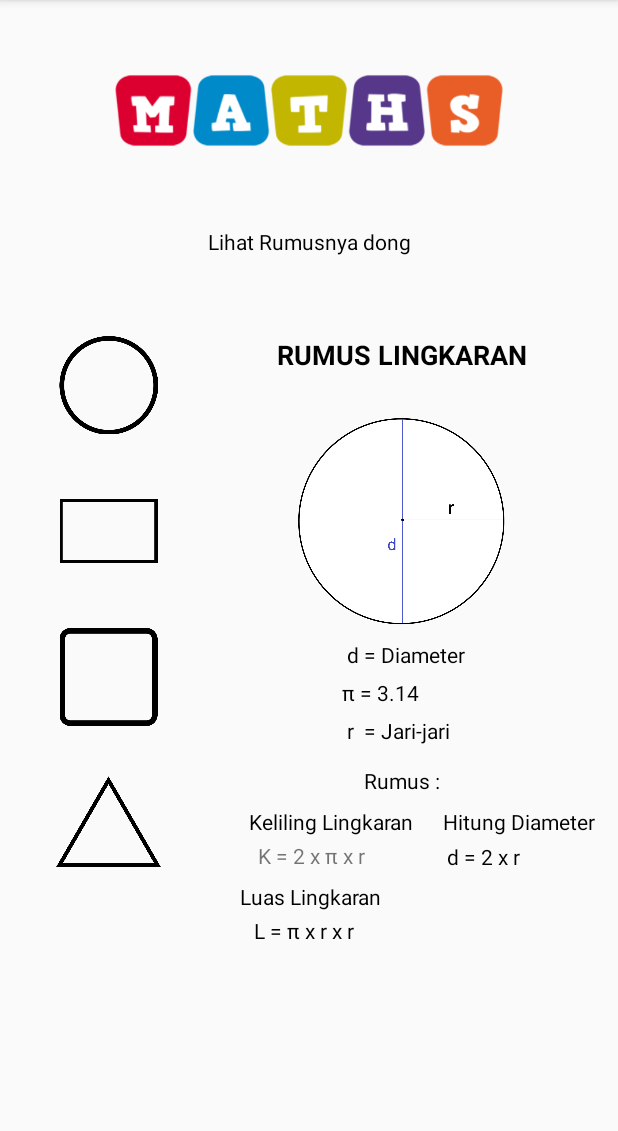
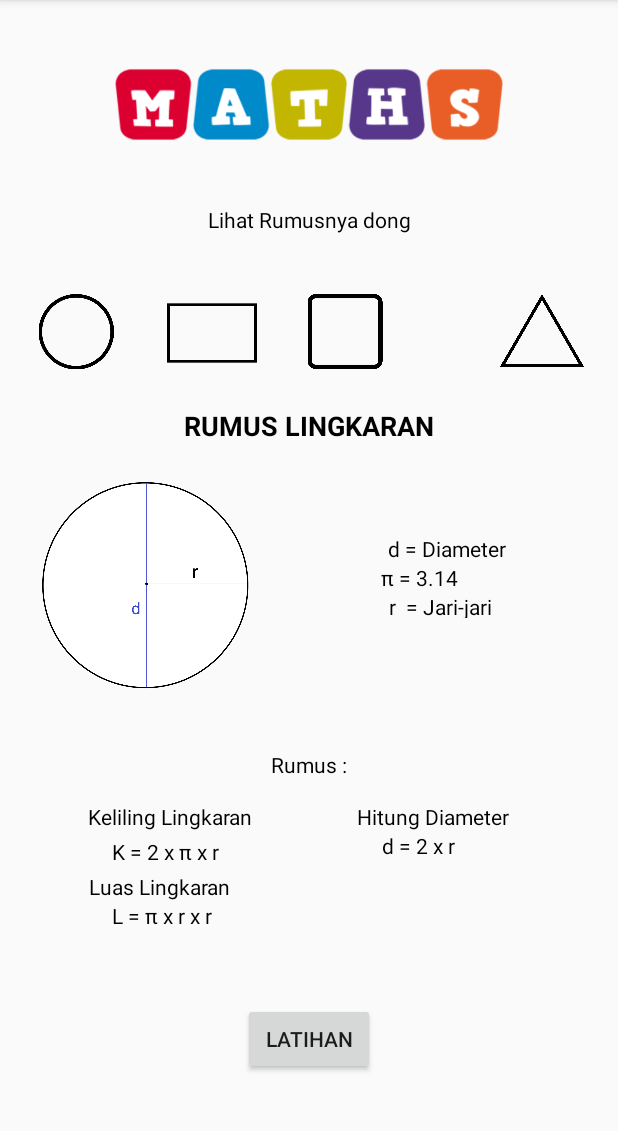
Before and after one commit to Alfarizqi88/Project_UTS, an Android app: the fragment LingkaranFragment placed in its activity, on a phone screen of 412 x 824 dp, the part 84-1215 px from its top. Run offline under Robolectric (Android 15) with nearby library versions, the phone set to English and light mode, and no system bars.

Commit message:
Merubah tampilan fragment dan intent dari fragment ke activity

```diff
--- a/app/src/main/AndroidManifest.xml
+++ b/app/src/main/AndroidManifest.xml
@@ -9,7 +9,10 @@
         android:roundIcon="@mipmap/ic_launcher_round"
         android:supportsRtl="true"
         android:theme="@style/AppTheme">
-        <activity android:name=".activities.NextActivity"></activity>
+        <activity android:name=".activities.SegitigaActivity"></activity>
+        <activity android:name=".activities.PersegiActivity" />
+        <activity android:name=".activities.PersegiPanjangActivity" />
+        <activity android:name=".activities.LingkaranActivity" />
         <activity android:name=".activities.HomeActivity" />
         <activity android:name=".MainActivity">
             <intent-filter>
--- a/app/src/main/java/id/ac/polinema/project_uts/fragment/LingkaranFragment.java
+++ b/app/src/main/java/id/ac/polinema/project_uts/fragment/LingkaranFragment.java
@@ -1,6 +1,7 @@
 package id.ac.polinema.project_uts.fragment;
 
 
+import android.content.Intent;
 import android.os.Bundle;
 
 import androidx.fragment.app.Fragment;
@@ -8,8 +9,10 @@ import androidx.fragment.app.Fragment;
 import android.view.LayoutInflater;
 import android.view.View;
 import android.view.ViewGroup;
+import android.widget.Button;
 
 import id.ac.polinema.project_uts.R;
+import id.ac.polinema.project_uts.activities.LingkaranActivity;
 
 /**
  * A simple {@link Fragment} subclass.
@@ -59,10 +62,22 @@ public class LingkaranFragment extends Fragment {
     }
 
     @Override
-    public View onCreateView(LayoutInflater inflater, ViewGroup container,
+    public View onCreateView(final LayoutInflater inflater, ViewGroup container,
                              Bundle savedInstanceState) {
         // Inflate the layout for this fragment
-        return inflater.inflate(R.layout.fragment_lingkaran, container, false);
+        View view =  inflater.inflate(R.layout.fragment_lingkaran, container, false);
+        Button btnLatihan =(Button) view.findViewById(R.id.btnLatihan);
+        btnLatihan.setOnClickListener(new View.OnClickListener() {
+            @Override
+            public void onClick(View view) {
+                Intent intent = new Intent(getActivity(), LingkaranActivity.class);
+                getActivity().startActivity(intent);
+
+            }
+        });
+        return view;
+//        return inflater.inflate(R.layout.fragment_lingkaran, container, false);
     }
 
+
 }
--- a/app/src/main/res/layout/activity_home.xml
+++ b/app/src/main/res/layout/activity_home.xml
@@ -6,18 +6,11 @@
     android:layout_height="match_parent"
     tools:context=".activities.HomeActivity">
 
-    <androidx.constraintlayout.widget.Guideline
-        android:id="@+id/guideline5"
-        android:layout_width="wrap_content"
-        android:layout_height="wrap_content"
-        android:orientation="vertical"
-        app:layout_constraintGuide_percent="0.3" />
-
     <ImageView
         android:id="@+id/imgMath"
         android:layout_width="325dp"
         android:layout_height="115dp"
-        android:layout_marginTop="16dp"
+        android:layout_marginTop="12dp"
         app:layout_constraintEnd_toEndOf="parent"
         app:layout_constraintStart_toStartOf="parent"
         app:layout_constraintTop_toTopOf="parent"
@@ -27,55 +20,55 @@
         android:id="@+id/txtselect"
         android:layout_width="wrap_content"
         android:layout_height="wrap_content"
-        android:layout_marginTop="20dp"
         android:text="Lihat Rumusnya dong"
         android:textColor="@color/colorBlack"
+        app:layout_constraintBottom_toTopOf="@+id/guideline6"
         app:layout_constraintEnd_toEndOf="parent"
         app:layout_constraintStart_toStartOf="parent"
-        app:layout_constraintTop_toBottomOf="@+id/imgMath" />
+        app:layout_constraintTop_toBottomOf="@+id/imgMath"
+        app:layout_constraintVertical_bias="0.212" />
 
     <ImageView
         android:id="@+id/imageView4"
-        android:layout_width="70dp"
-        android:layout_height="65dp"
-        android:layout_marginTop="32dp"
+        android:layout_width="60dp"
+        android:layout_height="50dp"
+        android:layout_marginTop="4dp"
         android:onClick="handleClickLingkaran"
-        app:layout_constraintEnd_toStartOf="@+id/guideline5"
         app:layout_constraintStart_toStartOf="@+id/guideline11"
         app:layout_constraintTop_toTopOf="@+id/guideline6"
         app:srcCompat="@drawable/lingkarn" />
 
     <ImageView
         android:id="@+id/imageView5"
-        android:layout_width="70dp"
-        android:layout_height="65dp"
-        android:layout_marginTop="32dp"
+        android:layout_width="60dp"
+        android:layout_height="50dp"
+        android:layout_marginStart="26dp"
+        android:layout_marginTop="4dp"
         android:onClick="handleClickPersegi"
-        app:layout_constraintEnd_toStartOf="@+id/guideline5"
-        app:layout_constraintStart_toStartOf="@+id/guideline11"
-        app:layout_constraintTop_toBottomOf="@+id/imageView6"
+        app:layout_constraintEnd_toStartOf="@+id/imageView7"
+        app:layout_constraintHorizontal_bias="0.0"
+        app:layout_constraintStart_toEndOf="@+id/imageView6"
+        app:layout_constraintTop_toTopOf="@+id/guideline6"
         app:srcCompat="@drawable/prsegi" />
 
     <ImageView
         android:id="@+id/imageView6"
-        android:layout_width="70dp"
-        android:layout_height="65dp"
-        android:layout_marginTop="32dp"
+        android:layout_width="65dp"
+        android:layout_height="60dp"
+        android:layout_marginStart="28dp"
         android:onClick="handleClickPersegiPJG"
-        app:layout_constraintEnd_toStartOf="@+id/guideline5"
-        app:layout_constraintStart_toStartOf="@+id/guideline11"
-        app:layout_constraintTop_toBottomOf="@+id/imageView4"
+        app:layout_constraintStart_toEndOf="@+id/imageView4"
+        app:layout_constraintTop_toTopOf="@+id/guideline6"
         app:srcCompat="@drawable/p_panjang" />
 
     <ImageView
         android:id="@+id/imageView7"
-        android:layout_width="70dp"
-        android:layout_height="65dp"
-        android:layout_marginTop="32dp"
+        android:layout_width="60dp"
+        android:layout_height="50dp"
+        android:layout_marginTop="4dp"
         android:onClick="handleClickSegitiga"
-        app:layout_constraintEnd_toStartOf="@+id/guideline5"
-        app:layout_constraintStart_toStartOf="@+id/guideline11"
-        app:layout_constraintTop_toBottomOf="@+id/imageView5"
+        app:layout_constraintEnd_toStartOf="@+id/guideline4"
+        app:layout_constraintTop_toTopOf="@+id/guideline6"
         app:srcCompat="@drawable/segitiga" />
 
     <androidx.constraintlayout.widget.Guideline
@@ -90,9 +83,9 @@
         android:layout_width="0dp"
         android:layout_height="0dp"
         app:layout_constraintBottom_toBottomOf="parent"
-        app:layout_constraintEnd_toEndOf="parent"
-        app:layout_constraintStart_toStartOf="@+id/guideline5"
-        app:layout_constraintTop_toTopOf="@+id/guideline6">
+        app:layout_constraintEnd_toStartOf="@+id/guideline4"
+        app:layout_constraintStart_toStartOf="@+id/guideline11"
+        app:layout_constraintTop_toTopOf="@+id/guideline5">
 
     </FrameLayout>
 
@@ -103,4 +96,19 @@
         android:orientation="vertical"
         app:layout_constraintGuide_percent="0.05" />
 
+    <androidx.constraintlayout.widget.Guideline
+        android:id="@+id/guideline4"
+        android:layout_width="wrap_content"
+        android:layout_height="wrap_content"
+        android:orientation="vertical"
+        app:layout_constraintGuide_percent="0.95" />
+
+    <androidx.constraintlayout.widget.Guideline
+        android:id="@+id/guideline5"
+        android:layout_width="wrap_content"
+        android:layout_height="wrap_content"
+        android:orientation="horizontal"
+        app:layout_constraintGuide_percent="0.33" />
+
+
 </androidx.constraintlayout.widget.ConstraintLayout>
--- a/app/src/main/res/layout/fragment_lingkaran.xml
+++ b/app/src/main/res/layout/fragment_lingkaran.xml
@@ -10,45 +10,42 @@
         android:id="@+id/textView"
         android:layout_width="82dp"
         android:layout_height="19dp"
+        android:layout_marginStart="2dp"
         android:text="d = Diameter"
         android:textColor="@color/colorBlack"
         app:layout_constraintEnd_toEndOf="parent"
-        app:layout_constraintHorizontal_bias="0.522"
-        app:layout_constraintStart_toStartOf="parent"
-        app:layout_constraintTop_toBottomOf="@+id/imageView9" />
+        app:layout_constraintStart_toStartOf="@+id/guideline8"
+        app:layout_constraintTop_toTopOf="@+id/guideline13" />
 
     <TextView
         android:id="@+id/textView2"
-        android:layout_width="wrap_content"
-        android:layout_height="wrap_content"
-        android:layout_marginTop="6dp"
+        android:layout_width="79dp"
+        android:layout_height="17dp"
         android:text="r  = Jari-jari"
         android:textColor="@color/colorBlack"
         app:layout_constraintEnd_toEndOf="parent"
-        app:layout_constraintHorizontal_bias="0.49"
-        app:layout_constraintStart_toStartOf="parent"
+        app:layout_constraintStart_toStartOf="@+id/guideline8"
         app:layout_constraintTop_toBottomOf="@+id/textView10" />
 
     <TextView
         android:id="@+id/textView3"
         android:layout_width="wrap_content"
         android:layout_height="wrap_content"
-        android:layout_marginTop="14dp"
+        android:layout_marginTop="10dp"
         android:text="Rumus :"
         android:textColor="@color/colorBlack"
         app:layout_constraintEnd_toEndOf="parent"
         app:layout_constraintStart_toStartOf="parent"
-        app:layout_constraintTop_toBottomOf="@+id/textView2" />
+        app:layout_constraintTop_toTopOf="@+id/guideline14" />
 
     <TextView
         android:id="@+id/textView4"
         android:layout_width="wrap_content"
         android:layout_height="wrap_content"
-        android:layout_marginTop="8dp"
+        android:layout_marginTop="15dp"
         android:text="Keliling Lingkaran"
         android:textColor="@color/colorBlack"
         app:layout_constraintEnd_toStartOf="@+id/guideline8"
-        app:layout_constraintHorizontal_bias="1.0"
         app:layout_constraintStart_toStartOf="parent"
         app:layout_constraintTop_toBottomOf="@+id/textView3" />
 
@@ -56,11 +53,11 @@
         android:id="@+id/textView5"
         android:layout_width="wrap_content"
         android:layout_height="wrap_content"
-        android:layout_marginTop="8dp"
+        android:layout_marginTop="4dp"
         android:text="Luas Lingkaran"
         android:textColor="@color/colorBlack"
         app:layout_constraintEnd_toStartOf="@+id/guideline8"
-        app:layout_constraintHorizontal_bias="0.627"
+        app:layout_constraintHorizontal_bias="0.426"
         app:layout_constraintStart_toStartOf="parent"
         app:layout_constraintTop_toBottomOf="@+id/textView6" />
 
@@ -68,10 +65,11 @@
         android:id="@+id/textView6"
         android:layout_width="wrap_content"
         android:layout_height="wrap_content"
-        android:layout_marginTop="3dp"
+        android:layout_marginTop="4dp"
         android:text="K = 2 x π x r"
+        android:textColor="@color/colorBlack"
         app:layout_constraintEnd_toStartOf="@+id/guideline8"
-        app:layout_constraintHorizontal_bias="0.597"
+        app:layout_constraintHorizontal_bias="0.472"
         app:layout_constraintStart_toStartOf="parent"
         app:layout_constraintTop_toBottomOf="@+id/textView4" />
 
@@ -79,11 +77,10 @@
         android:id="@+id/textView7"
         android:layout_width="wrap_content"
         android:layout_height="wrap_content"
-        android:layout_marginTop="3dp"
         android:text="L = π x r x r"
         android:textColor="@color/colorBlack"
         app:layout_constraintEnd_toStartOf="@+id/guideline8"
-        app:layout_constraintHorizontal_bias="0.536"
+        app:layout_constraintHorizontal_bias="0.456"
         app:layout_constraintStart_toStartOf="parent"
         app:layout_constraintTop_toBottomOf="@+id/textView5" />
 
@@ -91,23 +88,22 @@
         android:id="@+id/textView8"
         android:layout_width="wrap_content"
         android:layout_height="wrap_content"
-        android:layout_marginTop="41dp"
+        android:layout_marginTop="15dp"
         android:text="Hitung Diameter"
         android:textColor="@color/colorBlack"
         app:layout_constraintEnd_toEndOf="parent"
-        app:layout_constraintHorizontal_bias="0.566"
+        app:layout_constraintHorizontal_bias="0.382"
         app:layout_constraintStart_toStartOf="@+id/guideline8"
-        app:layout_constraintTop_toBottomOf="@+id/textView2" />
+        app:layout_constraintTop_toBottomOf="@+id/textView3" />
 
     <TextView
         android:id="@+id/textView9"
         android:layout_width="wrap_content"
         android:layout_height="wrap_content"
-        android:layout_marginTop="4dp"
         android:text="d = 2 x r"
         android:textColor="@color/colorBlack"
         app:layout_constraintEnd_toEndOf="parent"
-        app:layout_constraintHorizontal_bias="0.251"
+        app:layout_constraintHorizontal_bias="0.354"
         app:layout_constraintStart_toStartOf="@+id/guideline8"
         app:layout_constraintTop_toBottomOf="@+id/textView8" />
 
@@ -115,21 +111,19 @@
         android:id="@+id/textView10"
         android:layout_width="wrap_content"
         android:layout_height="wrap_content"
-        android:layout_marginTop="6dp"
         android:text="π = 3.14"
         android:textColor="@color/colorBlack"
         app:layout_constraintEnd_toEndOf="parent"
-        app:layout_constraintHorizontal_bias="0.441"
-        app:layout_constraintStart_toStartOf="parent"
+        app:layout_constraintHorizontal_bias="0.359"
+        app:layout_constraintStart_toStartOf="@+id/guideline8"
         app:layout_constraintTop_toBottomOf="@+id/textView" />
 
     <ImageView
         android:id="@+id/imageView9"
         android:layout_width="153dp"
         android:layout_height="158dp"
-        android:layout_marginTop="20dp"
+        android:layout_marginTop="15dp"
         android:src="@drawable/rumus_lingkaran"
-        app:layout_constraintEnd_toEndOf="parent"
         app:layout_constraintStart_toStartOf="parent"
         app:layout_constraintTop_toBottomOf="@+id/textView11" />
 
@@ -137,7 +131,7 @@
         android:id="@+id/textView11"
         android:layout_width="wrap_content"
         android:layout_height="wrap_content"
-        android:layout_marginTop="32dp"
+        android:layout_marginTop="18dp"
         android:text="RUMUS LINGKARAN"
         android:textColor="@color/colorBlack"
         android:textSize="18dp"
@@ -151,6 +145,37 @@
         android:layout_width="wrap_content"
         android:layout_height="wrap_content"
         android:orientation="vertical"
-        app:layout_constraintGuide_percent="0.53" />
+        app:layout_constraintGuide_percent="0.5" />
+
+    <Button
+        android:id="@+id/btnLatihan"
+        android:layout_width="wrap_content"
+        android:layout_height="wrap_content"
+        android:text="Latihan"
+        app:layout_constraintBottom_toTopOf="@+id/guideline15"
+        app:layout_constraintEnd_toEndOf="parent"
+        app:layout_constraintStart_toStartOf="parent"
+        tools:ignore="OnClick" />
+
+    <androidx.constraintlayout.widget.Guideline
+        android:id="@+id/guideline13"
+        android:layout_width="wrap_content"
+        android:layout_height="wrap_content"
+        android:orientation="horizontal"
+        app:layout_constraintGuide_percent="0.2" />
+
+    <androidx.constraintlayout.widget.Guideline
+        android:id="@+id/guideline14"
+        android:layout_width="wrap_content"
+        android:layout_height="wrap_content"
+        android:orientation="horizontal"
+        app:layout_constraintGuide_percent="0.46" />
+
+    <androidx.constraintlayout.widget.Guideline
+        android:id="@+id/guideline15"
+        android:layout_width="wrap_content"
+        android:layout_height="wrap_content"
+        android:orientation="horizontal"
+        app:layout_constraintGuide_percent="0.9" />
 
 </androidx.constraintlayout.widget.ConstraintLayout>
```
Also changed, not shown: app/src/main/java/id/ac/polinema/project_uts/activities/LingkaranActivity.java (added, +18 -0 lines), app/src/main/java/id/ac/polinema/project_uts/activities/NextActivity.java (deleted, +0 -31 lines), app/src/main/java/id/ac/polinema/project_uts/activities/PersegiActivity.java (added, +16 -0 lines), app/src/main/java/id/ac/polinema/project_uts/activities/PersegiPanjangActivity.java (added, +16 -0 lines), app/src/main/java/id/ac/polinema/project_uts/activities/SegitigaActivity.java (added, +17 -0 lines), app/src/main/java/id/ac/polinema/project_uts/fragment/PersegiFragment.java (+13 -1 lines), app/src/main/java/id/ac/polinema/project_uts/fragment/PersegiPanjangFragment.java (+14 -1 lines), app/src/main/java/id/ac/polinema/project_uts/fragment/SegitigaFragment.java (+13 -1 lines), app/src/main/res/layout/activity_lingkaran.xml (added, +19 -0 lines), app/src/main/res/layout/activity_next.xml (deleted, +0 -55 lines), app/src/main/res/layout/activity_persegi.xml (added, +9 -0 lines), app/src/main/res/layout/activity_persegi_panjang.xml (added, +9 -0 lines), app/src/main/res/layout/activity_segitiga.xml (added, +18 -0 lines), app/src/main/res/layout/fragment_persegi.xml (+42 -16 lines), 2 more files.
